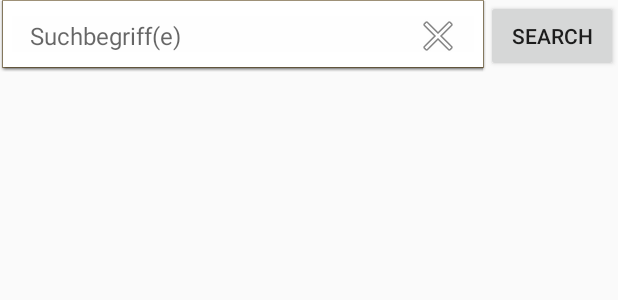
After one commit to velnias75/android-webvirus, an Android app: the layout searchbarfragment.xml on its own in the app's theme, with its tools: preview values and no code run, on a phone screen of 412 x 824 dp. The commit adds this screen. Shown: the top 300 px of the screen. Run offline under Robolectric (Android 15) with nearby library versions, the phone set to English and light mode, and no system bars; network calls fail.

Commit message:
moved searchbar into an fragment

```diff
--- /dev/null
+++ b/app/src/main/res/layout/searchbarfragment.xml
@@ -0,0 +1,86 @@
+<?xml version="1.0" encoding="utf-8"?>
+<!--
+  ~ Copyright 2019 by Heiko Schäfer <heiko@rangun.de>
+  ~
+  ~  This file is part of android-webvirus.
+  ~
+  ~  android-webvirus is free software: you can redistribute it and/or modify
+  ~  it under the terms of the GNU Lesser General Public License as
+  ~  published by the Free Software Foundation, either version 3 of
+  ~  the License, or (at your option) any later version.
+  ~
+  ~  android-webvirus is distributed in the hope that it will be useful,
+  ~  but WITHOUT ANY WARRANTY; without even the implied warranty of
+  ~  MERCHANTABILITY or FITNESS FOR A PARTICULAR PURPOSE.  See the
+  ~  GNU Lesser General Public License for more details.
+  ~
+  ~  You should have received a copy of the GNU Lesser General Public License
+  ~  along with android-webvirus.  If not, see <http://www.gnu.org/licenses/>.
+  ~
+  ~  Last modified 23.09.19 12:02 by heiko
+  -->
+
+<androidx.constraintlayout.widget.ConstraintLayout xmlns:android="http://schemas.android.com/apk/res/android"
+    xmlns:app="http://schemas.android.com/apk/res-auto"
+    android:layout_width="match_parent"
+    android:layout_height="match_parent"
+    android:background="@android:color/transparent">
+
+    <View
+        android:id="@+id/combo"
+        style="?android:attr/spinnerStyle"
+        android:layout_width="0dp"
+        android:layout_height="0dp"
+        android:background="@android:drawable/editbox_dropdown_light_frame"
+        app:layout_constraintBottom_toBottomOf="@+id/searchTerm"
+        app:layout_constraintEnd_toEndOf="@+id/searchTermSpinner"
+        app:layout_constraintStart_toStartOf="@+id/searchTerm"
+        app:layout_constraintTop_toTopOf="parent" />
+
+    <de.rangun.webvirus.CustomAutoCompleteTextView
+        android:id="@+id/searchTerm"
+        style="?android:attr/spinnerItemStyle"
+        android:layout_width="0dp"
+        android:layout_height="0dp"
+        android:layout_marginEnd="16dp"
+        android:layout_marginRight="16dp"
+        android:background="@android:color/transparent"
+        android:completionThreshold="3"
+        android:drawableEnd="@android:drawable/ic_menu_close_clear_cancel"
+        android:drawableRight="@android:drawable/ic_menu_close_clear_cancel"
+        android:dropDownAnchor="@id/searchTerm"
+        android:hint="@string/searchboxhint"
+        android:paddingStart="20dp"
+        android:paddingLeft="20dp"
+        android:paddingEnd="0dp"
+        android:paddingRight="0dp"
+        android:singleLine="true"
+        app:layout_constraintBottom_toBottomOf="@+id/search"
+        app:layout_constraintEnd_toStartOf="@+id/searchTermSpinner"
+        app:layout_constraintHorizontal_bias="0.5"
+        app:layout_constraintStart_toStartOf="parent"
+        app:layout_constraintTop_toTopOf="@+id/search" />
+
+    <Spinner
+        android:id="@+id/searchTermSpinner"
+        android:layout_width="wrap_content"
+        android:layout_height="0dp"
+        android:spinnerMode="dropdown"
+
+        android:visibility="gone"
+        app:layout_constraintBottom_toBottomOf="@+id/searchTerm"
+        app:layout_constraintEnd_toStartOf="@+id/search"
+        app:layout_constraintStart_toEndOf="@+id/searchTerm"
+        app:layout_constraintTop_toTopOf="@+id/searchTerm" />
+
+    <Button
+        android:id="@+id/search"
+        android:layout_width="wrap_content"
+        android:layout_height="wrap_content"
+        android:text="@android:string/search_go"
+        app:layout_constraintBottom_toBottomOf="@id/combo"
+        app:layout_constraintEnd_toEndOf="parent"
+        app:layout_constraintStart_toEndOf="@+id/searchTermSpinner"
+        app:layout_constraintTop_toTopOf="@id/combo" />
+
+</androidx.constraintlayout.widget.ConstraintLayout>
```
Also changed, not shown: app/src/main/java/de/rangun/webvirus/MainActivity.java (+14 -56 lines), app/src/main/java/de/rangun/webvirus/fragments/SearchBarFragment.java (added, +121 -0 lines), app/src/main/res/layout/activity_main.xml (+13 -57 lines).
